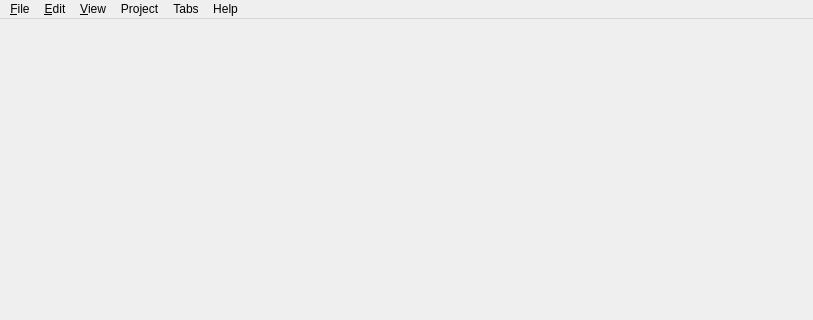
This is ui/MainWindow.ui in cegui/ceed-cpp as Qt 5 draws it before an edit; both pictures show x 0 to 813 and y 0 to 320 of the 813 by 864 pixel window. The edited form follows.
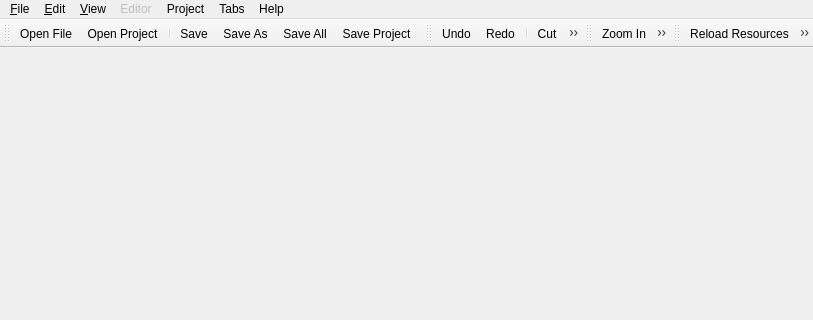
This is the edited form. Icons and pictures are not drawn.

Commit message: CEED porting: main window progress

The edit to the form file:
```diff
--- a/ui/MainWindow.ui
+++ b/ui/MainWindow.ui
@@ -91,7 +91,7 @@
      <x>0</x>
      <y>0</y>
      <width>813</width>
-     <height>21</height>
+     <height>26</height>
     </rect>
    </property>
    <widget class="QMenu" name="menu_File">
@@ -192,14 +192,88 @@
     <addaction name="actionCloseOtherTabs"/>
     <addaction name="actionCloseAllTabs"/>
    </widget>
+   <widget class="QMenu" name="menuEditor">
+    <property name="enabled">
+     <bool>false</bool>
+    </property>
+    <property name="title">
+     <string>Editor</string>
+    </property>
+   </widget>
    <addaction name="menu_File"/>
    <addaction name="menu_Edit"/>
    <addaction name="menu_View"/>
+   <addaction name="menuEditor"/>
    <addaction name="menuProject"/>
    <addaction name="menuTabs"/>
    <addaction name="menu_Help"/>
   </widget>
   <widget class="QStatusBar" name="statusbar"/>
+  <widget class="QToolBar" name="toolBarStandard">
+   <property name="windowTitle">
+    <string>toolBar</string>
+   </property>
+   <attribute name="toolBarArea">
+    <enum>TopToolBarArea</enum>
+   </attribute>
+   <attribute name="toolBarBreak">
+    <bool>false</bool>
+   </attribute>
+   <addaction name="actionOpenFile"/>
+   <addaction name="actionOpenProject"/>
+   <addaction name="separator"/>
+   <addaction name="actionSave"/>
+   <addaction name="actionSaveAs"/>
+   <addaction name="actionSaveAll"/>
+   <addaction name="actionSaveProject"/>
+  </widget>
+  <widget class="QToolBar" name="toolBarEdit">
+   <property name="windowTitle">
+    <string>toolBar</string>
+   </property>
+   <attribute name="toolBarArea">
+    <enum>TopToolBarArea</enum>
+   </attribute>
+   <attribute name="toolBarBreak">
+    <bool>false</bool>
+   </attribute>
+   <addaction name="actionUndo"/>
+   <addaction name="actionRedo"/>
+   <addaction name="separator"/>
+   <addaction name="actionCut"/>
+   <addaction name="actionCopy"/>
+   <addaction name="actionPaste"/>
+   <addaction name="actionDelete"/>
+  </widget>
+  <widget class="QToolBar" name="toolBarView">
+   <property name="windowTitle">
+    <string>toolBar</string>
+   </property>
+   <attribute name="toolBarArea">
+    <enum>TopToolBarArea</enum>
+   </attribute>
+   <attribute name="toolBarBreak">
+    <bool>false</bool>
+   </attribute>
+   <addaction name="actionZoomIn"/>
+   <addaction name="actionZoomOut"/>
+   <addaction name="actionZoomReset"/>
+   <addaction name="separator"/>
+   <addaction name="actionFullScreen"/>
+  </widget>
+  <widget class="QToolBar" name="toolBarProject">
+   <property name="windowTitle">
+    <string>toolBar</string>
+   </property>
+   <attribute name="toolBarArea">
+    <enum>TopToolBarArea</enum>
+   </attribute>
+   <attribute name="toolBarBreak">
+    <bool>false</bool>
+   </attribute>
+   <addaction name="actionReloadResources"/>
+   <addaction name="actionProjectSettings"/>
+  </widget>
   <action name="actionAbout">
    <property name="icon">
     <iconset resource="../data/Resources.qrc">
```
Left out of the diff: 37 changed lines with no effect on the pictures. The commit also changes 3 other files.
